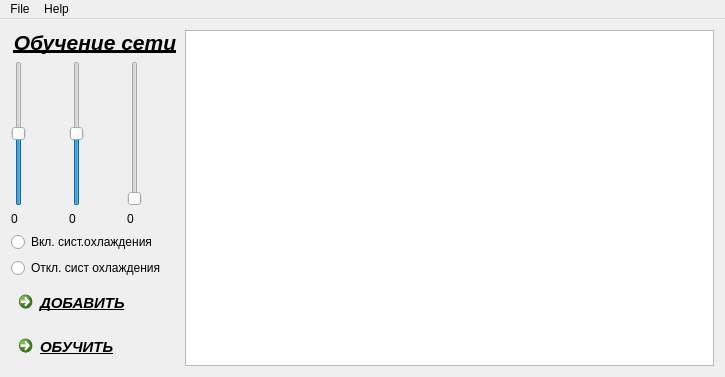
Qt form mainwindow.ui (DmitryT1996/NeuroScope) before a commit.
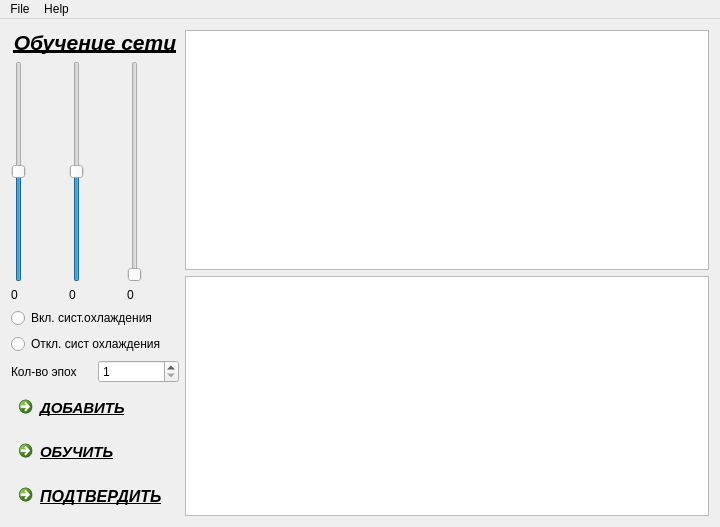
The same form after that commit. Icons and pictures are not drawn.

```diff
--- a/mainwindow.ui
+++ b/mainwindow.ui
@@ -6,8 +6,8 @@
    <rect>
     <x>0</x>
     <y>0</y>
-    <width>725</width>
-    <height>377</height>
+    <width>720</width>
+    <height>527</height>
    </rect>
   </property>
   <property name="windowTitle">
@@ -25,7 +25,7 @@
   </property>
   <widget class="QWidget" name="centralWidget">
    <layout class="QGridLayout" name="gridLayout">
-    <item row="0" column="0">
+    <item row="0" column="0" rowspan="2">
      <layout class="QVBoxLayout" name="verticalLayout_5">
       <item>
        <widget class="QLabel" name="label">
@@ -144,6 +144,27 @@
           </property>
          </widget>
         </item>
+        <item>
+         <layout class="QHBoxLayout" name="horizontalLayout_3">
+          <item>
+           <widget class="QLabel" name="label_2">
+            <property name="text">
+             <string>Кол-во эпох</string>
+            </property>
+           </widget>
+          </item>
+          <item>
+           <widget class="QSpinBox" name="spinBox">
+            <property name="minimum">
+             <number>1</number>
+            </property>
+            <property name="maximum">
+             <number>999999</number>
+            </property>
+           </widget>
+          </item>
+         </layout>
+        </item>
         <item>
          <widget class="QCommandLinkButton" name="Add">
           <property name="font">
@@ -210,6 +231,27 @@
           </property>
          </widget>
         </item>
+        <item>
+         <widget class="QCommandLinkButton" name="commandLinkButton">
+          <property name="font">
+           <font>
+            <family>Segoe UI</family>
+            <pointsize>12</pointsize>
+            <weight>75</weight>
+            <italic>true</italic>
+            <bold>true</bold>
+            <underline>true</underline>
+           </font>
+          </property>
+          <property name="text">
+           <string>ПОДТВЕРДИТЬ</string>
+          </property>
+          <property name="icon">
+           <iconset resource="resourse.qrc">
+            <normaloff>:/new/prefix1/net.png</normaloff>:/new/prefix1/net.png</iconset>
+          </property>
+         </widget>
+        </item>
         <item>
          <layout class="QHBoxLayout" name="horizontalLayout_2"/>
         </item>
@@ -220,6 +262,9 @@
     <item row="0" column="1">
      <widget class="QTableWidget" name="tableWidget"/>
     </item>
+    <item row="1" column="1">
+     <widget class="QTableWidget" name="tableWidget_2"/>
+    </item>
    </layout>
    <zorder>tableWidget</zorder>
    <zorder>Teach</zorder>
@@ -238,7 +283,7 @@
     <rect>
      <x>0</x>
      <y>0</y>
-     <width>725</width>
+     <width>720</width>
      <height>21</height>
     </rect>
    </property>
```
Left out of the diff: 11 changed lines with no effect on the pictures.
